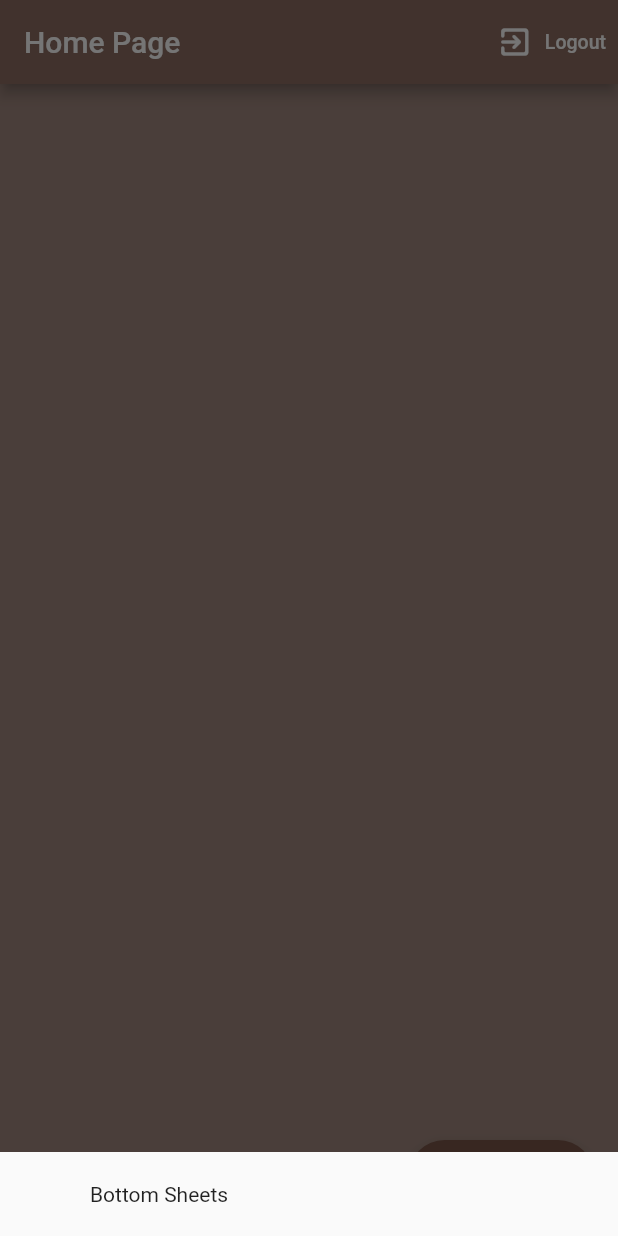
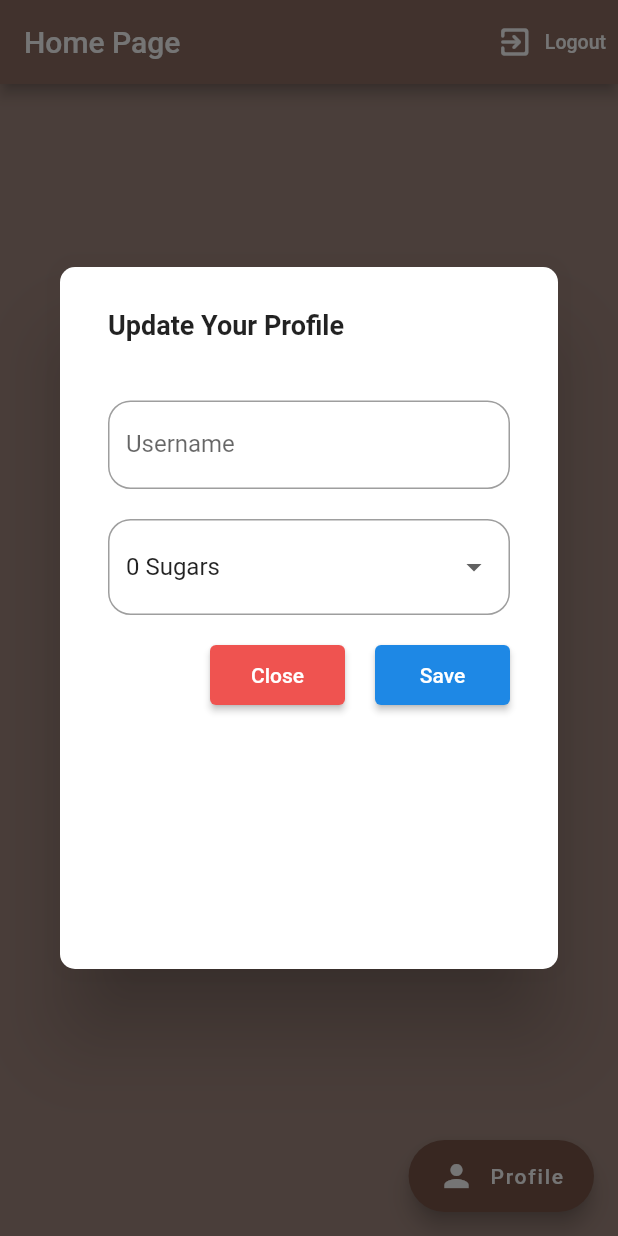
Before and after one commit to 0x1m4o/Flutter-Firebase, a Flutter app: the screen it shows once a user with an empty profile is signed in, after a tap on "Profile", on a phone screen of 412 x 824 dp. Run offline on Flutter 3.47's test engine with Material 2 defaults, Android fonts, the phone set to English and light mode, and no system bars; our stand-ins replace cloud_firestore, firebase_auth, firebase_core, flutter_spinkit; accounts and stored records are empty; network calls fail.

Commit message:
Create a Textfields and Dropdown. *Now i use dialog instead not bottomsheets

```diff
--- a/lib/screens/auth/sign_in.dart
+++ b/lib/screens/auth/sign_in.dart
@@ -1,5 +1,6 @@
 import 'package:flutter/material.dart';
 import 'package:flutter_firebase/services/auth.dart';
+import 'package:flutter_firebase/shared/text_fields_constant.dart';
 import '../../shared/emailValidator.dart';
 import '../../shared/loading.dart';
 
@@ -26,8 +27,9 @@ class _SignInStateState extends State<SignInState> {
         : Scaffold(
             backgroundColor: Colors.brown[100],
             appBar: AppBar(
+
               title: Text(
-                'Sign In to Chanddut Coffee',
+                'Sign In',
                 style: TextStyle(fontSize: 15),
               ),
               backgroundColor: Colors.brown[400],
@@ -70,20 +72,10 @@ class _SignInStateState extends State<SignInState> {
                               TextFormField(
                                 keyboardType: TextInputType.emailAddress,
                                 validator: validateEmail,
-                                decoration: InputDecoration(
-                                    border: OutlineInputBorder(
-                                      borderRadius: BorderRadius.circular(15.0),
-                                    ),
+                                decoration: textInputDecoration.copyWith(
                                   hintText: 'person@example.com',
                                   labelText: 'Email',
-                                    focusColor: Colors.white,
-                                    focusedBorder: OutlineInputBorder(
-                                      borderSide: const BorderSide(
-                                          color: Colors.brown, width: 1.0),
-                                      borderRadius: BorderRadius.circular(15.0),
                                 ),
-                                    floatingLabelStyle:
-                                        TextStyle(color: Colors.brown)),
                                 onChanged: (value) {
                                   setState(() {
                                     email = value;
@@ -95,20 +87,10 @@ class _SignInStateState extends State<SignInState> {
                               ),
                               TextFormField(
                                 obscureText: true,
-                                decoration: InputDecoration(
-                                    border: OutlineInputBorder(
-                                      borderRadius: BorderRadius.circular(15.0),
-                                    ),
+                                decoration: textInputDecoration.copyWith(
                                   hintText: 'Enter your Password',
                                   labelText: 'Password',
-                                    focusColor: Colors.white,
-                                    focusedBorder: OutlineInputBorder(
-                                      borderSide: const BorderSide(
-                                          color: Colors.brown, width: 1.0),
-                                      borderRadius: BorderRadius.circular(15.0),
                                 ),
-                                    floatingLabelStyle:
-                                        TextStyle(color: Colors.brown)),
                                 onChanged: (value) {
                                   setState(() {
                                     password = value;
--- a/lib/screens/home/home.dart
+++ b/lib/screens/home/home.dart
@@ -1,5 +1,6 @@
 import 'package:flutter/material.dart';
 import 'package:flutter_firebase/models/data_model.dart';
+import 'package:flutter_firebase/screens/home/settings_form.dart';
 import 'package:flutter_firebase/screens/home/user_list.dart';
 import 'package:flutter_firebase/services/auth.dart';
 import 'package:provider/provider.dart';
@@ -11,15 +12,25 @@ class Home extends StatelessWidget {
   @override
   Widget build(BuildContext context) {
     void _showSettingsPanel() {
-      showModalBottomSheet(
-        context: context,
-        builder: (context) {
-          return Container(
-            padding: EdgeInsets.symmetric(vertical: 20, horizontal: 60),
-            child: Text('Bottom Sheets'),
-          );
-        },
-      );
+      showDialog(
+          context: context,
+          builder: (context) => new AlertDialog(
+                shape: RoundedRectangleBorder(
+                    borderRadius: BorderRadius.all(Radius.circular(10.0))),
+                content: Builder(
+                  builder: (context) {
+                    // Get available height and width of the build area of this widget. Make a choice depending on the size.
+                    var height = MediaQuery.of(context).size.height;
+                    var width = MediaQuery.of(context).size.width;
+
+                    return Container(
+                      height: height - 400,
+                      width: width,
+                      child: DialogContent(),
+                    );
+                  },
+                ),
+              ));
     }
 
     return StreamProvider<List<DataModel>?>.value(
@@ -46,6 +57,8 @@ class Home extends StatelessWidget {
             )
           ],
         ),
+        floatingActionButtonLocation: FloatingActionButtonLocation.endFloat,
+        // floatingActionButtonAnimator: FloatingActionButtonAnimator.scaling,
         floatingActionButton: FloatingActionButton.extended(
           onPressed: () => _showSettingsPanel(),
           backgroundColor: Colors.brown,
--- /dev/null
+++ b/lib/screens/home/settings_form.dart
@@ -0,0 +1,117 @@
+import 'package:flutter/material.dart';
+import '../../shared/text_fields_constant.dart';
+
+class DialogContent extends StatefulWidget {
+  const DialogContent({super.key});
+
+  @override
+  State<DialogContent> createState() => _DialogContentState();
+}
+
+class _DialogContentState extends State<DialogContent> {
+  final _formKey = GlobalKey<FormState>();
+  final List<String> sugars = ['0', '1', '2', '3', '4', '5'];
+
+  String? _currentName;
+  String? _currentSugars;
+  int? _currentStrength;
+  @override
+  Widget build(BuildContext context) {
+    return Form(
+      key: _formKey,
+      child: Padding(
+        padding: const EdgeInsets.all(8.0),
+        child: Column(
+          crossAxisAlignment: CrossAxisAlignment.start,
+          children: [
+            Text(
+              'Update Your Profile',
+              style: TextStyle(fontWeight: FontWeight.w700, fontSize: 18),
+              textAlign: TextAlign.center,
+            ),
+            SizedBox(
+              height: 40,
+            ),
+            TextFormField(
+              keyboardType: TextInputType.emailAddress,
+              validator: (value) =>
+                  value!.isEmpty ? 'Please Enter a Name' : null,
+              decoration: textInputDecoration.copyWith(
+                hintText: 'Your Username',
+                labelText: 'Username',
+              ),
+              onChanged: (value) {
+                setState(() {
+                  _currentName = value;
+                });
+              },
+            ),
+            SizedBox(
+              height: 20,
+            ),
+            Container(
+              width: double.infinity,
+              child: DropdownButtonFormField(
+                value: _currentSugars ?? '0',
+                isExpanded: true,
+                decoration: textInputDecoration,
+                items: sugars.map((sugar) {
+                  return DropdownMenuItem(
+                    child: Container(
+                      width: double.infinity,
+                      child: Text('$sugar Sugars'),
+                    ),
+                    value: sugar,
+                  );
+                }).toList(),
+                onChanged: (value) {
+                  setState(() {
+                    _currentSugars = value;
+                  });
+                },
+              ),
+            ),
+            SizedBox(
+              height: 20,
+            ),
+            Row(
+              mainAxisAlignment: MainAxisAlignment.end,
+              children: [
+                SizedBox(
+                  width: 90,
+                  height: 40,
+                  child: ElevatedButton(
+                    onPressed: () {
+                      Navigator.of(context).pop();
+                    },
+                    child: Text('Close'),
+                    style: ElevatedButton.styleFrom(
+                      backgroundColor: Colors.red[400],
+                    ),
+                  ),
+                ),
+                SizedBox(
+                  width: 20,
+                ),
+                SizedBox(
+                  width: 90,
+                  height: 40,
+                  child: ElevatedButton(
+                    onPressed: () async {
+                      print(_currentName);
+                      print(_currentSugars);
+                      print(_currentStrength);
+                    },
+                    child: Text('Save'),
+                    style: ElevatedButton.styleFrom(
+                        backgroundColor: Colors.blue[600]),
+                  ),
+                ),
+              ],
+            )
+          ],
+        ),
+      ),
+    );
+  }
+}
--- /dev/null
+++ b/lib/shared/text_fields_constant.dart
@@ -0,0 +1,12 @@
+import 'package:flutter/material.dart';
+
+InputDecoration textInputDecoration = InputDecoration(
+    border: OutlineInputBorder(
+      borderRadius: BorderRadius.circular(15.0),
+    ),
+    focusColor: Colors.white,
+    focusedBorder: OutlineInputBorder(
+      borderSide: const BorderSide(color: Colors.brown, width: 1.0),
+      borderRadius: BorderRadius.circular(15.0),
+    ),
+    floatingLabelStyle: TextStyle(color: Colors.brown));
```
Lines whose indentation alone changed are shown as unchanged.
